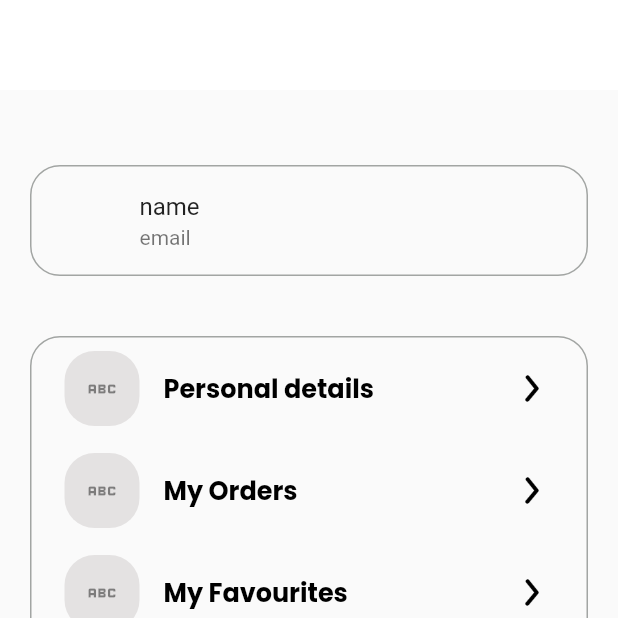
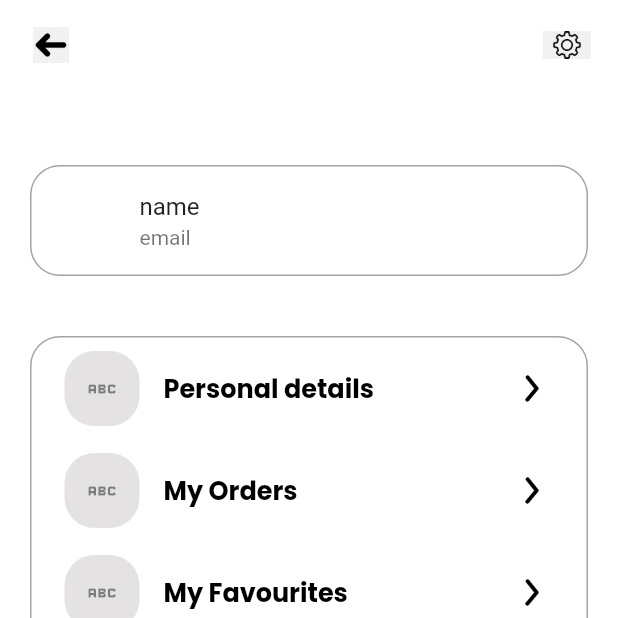
Before and after one commit to irshadcholakkal/Aiden-E-Commerce, a Flutter app: the screen it shows after launch, on a phone screen of 412 x 824 dp, the top half of it. Run offline on Flutter 3.47's test engine with Material 2 defaults, Android fonts, the phone set to English and light mode, and no system bars; drawn by our look-alikes of google_nav_bar; our stand-ins replace dots_indicator, google_fonts, lottie.

Commit message:
some changes

```diff
--- a/lib/view/profile_page/profilepage.dart
+++ b/lib/view/profile_page/profilepage.dart
@@ -14,9 +14,10 @@ class _ProfilepageState extends State<Profilepage> {
   @override
   Widget build(BuildContext context) {
     return Scaffold(
-      body: SizedBox(
+      body: Container(
         height: MediaQuery.of(context).size.height,
         width: MediaQuery.of(context).size.width,
+        color: Colors.white,
         child: SafeArea(
           child: Column(
             children: [
@@ -29,8 +30,8 @@ class _ProfilepageState extends State<Profilepage> {
                   child: Row(
                     mainAxisAlignment: MainAxisAlignment.spaceBetween,
                     children: [
-                    //   IconButton(onPressed: () {}, icon: Image.asset("assets/images/backog.png")),
-                    //   IconButton(onPressed: () {}, icon: Image.asset("assets/images/settingsog.png"))
+                      IconButton(onPressed: () {}, icon: Image.asset("assets/images/backog.png")),
+                      IconButton(onPressed: () {}, icon: Image.asset("assets/images/settingsog.png")),
                     ],
                   ),
                 ),
--- a/pubspec.yaml
+++ b/pubspec.yaml
@@ -21,7 +21,6 @@ dev_dependencies:
 
 flutter:
   uses-material-design: true
-
   assets:
-   - assets/images/
-   - assets/jsons/
+    - assets/images/
+    - assets/jsons/
```
Also changed, not shown: pubspec.lock.
